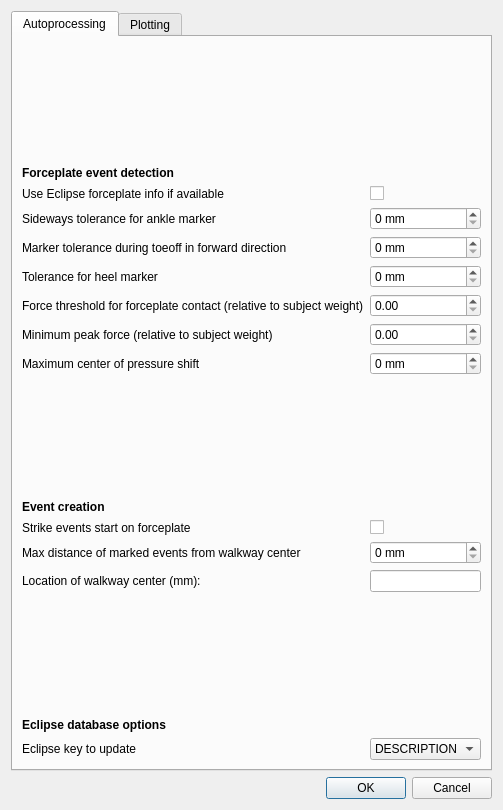
NCH-Motion-Laboratory/gaitutils, file nexus_scripts/autoproc_dialog.ui: the form before one commit.
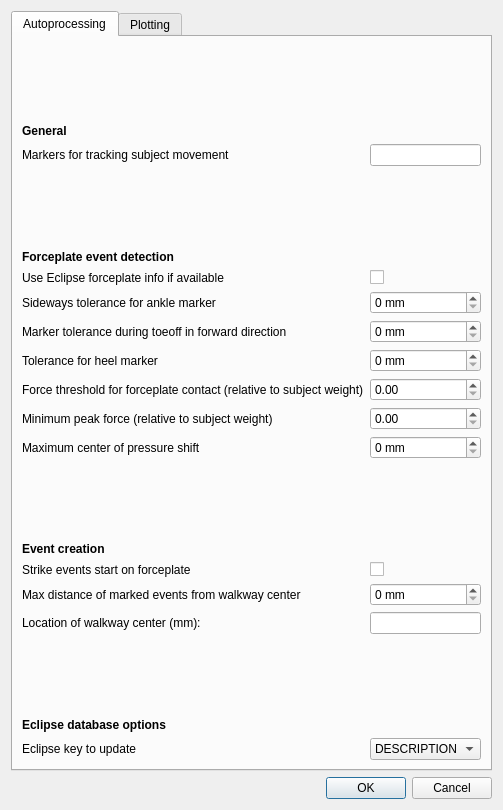
The form after the commit.

Commit message: check inputs

Diff of the .ui file:
```diff
--- a/nexus_scripts/autoproc_dialog.ui
+++ b/nexus_scripts/autoproc_dialog.ui
@@ -36,7 +36,33 @@
       <layout class="QVBoxLayout" name="verticalLayout">
        <item>
         <layout class="QFormLayout" name="formLayout">
+         <item row="0" column="0">
+          <spacer name="verticalSpacer">
+           <property name="orientation">
+            <enum>Qt::Vertical</enum>
+           </property>
+           <property name="sizeHint" stdset="0">
+            <size>
+             <width>20</width>
+             <height>20</height>
+            </size>
+           </property>
+          </spacer>
+         </item>
          <item row="1" column="0">
+          <widget class="QLabel" name="label_13">
+           <property name="font">
+            <font>
+             <weight>75</weight>
+             <bold>true</bold>
+            </font>
+           </property>
+           <property name="text">
+            <string>General</string>
+           </property>
+          </widget>
+         </item>
+         <item row="4" column="0">
           <widget class="QLabel" name="label_3">
            <property name="font">
             <font>
@@ -49,84 +75,110 @@
            </property>
           </widget>
          </item>
-         <item row="2" column="0">
+         <item row="5" column="0">
           <widget class="QLabel" name="label_14">
            <property name="text">
             <string>Use Eclipse forceplate info if available</string>
            </property>
           </widget>
          </item>
-         <item row="2" column="1">
+         <item row="5" column="1">
           <widget class="QCheckBox" name="cfg_use_eclipse_fp_info">
            <property name="text">
             <string/>
            </property>
           </widget>
          </item>
-         <item row="3" column="0">
+         <item row="6" column="0">
           <widget class="QLabel" name="label">
            <property name="text">
             <string>Sideways tolerance for ankle marker</string>
            </property>
           </widget>
          </item>
-         <item row="3" column="1">
+         <item row="6" column="1">
           <widget class="QSpinBox" name="cfg_ankle_sideways_tol">
            <property name="suffix">
             <string> mm</string>
            </property>
           </widget>
          </item>
-         <item row="4" column="0">
+         <item row="7" column="0">
           <widget class="QLabel" name="label_7">
            <property name="text">
             <string>Marker tolerance during toeoff in forward direction</string>
            </property>
           </widget>
          </item>
-         <item row="4" column="1">
+         <item row="7" column="1">
           <widget class="QSpinBox" name="cfg_toeoff_marker_tol">
            <property name="suffix">
             <string> mm</string>
            </property>
           </widget>
          </item>
-         <item row="5" column="0">
+         <item row="8" column="0">
           <widget class="QLabel" name="label_9">
            <property name="text">
             <string>Tolerance for heel marker</string>
            </property>
           </widget>
          </item>
-         <item row="5" column="1">
+         <item row="8" column="1">
           <widget class="QSpinBox" name="cfg_heel_strike_tol">
            <property name="suffix">
             <string> mm</string>
            </property>
           </widget>
          </item>
-         <item row="6" column="0">
+         <item row="9" column="0">
           <widget class="QLabel" name="label_4">
            <property name="text">
             <string>Force threshold for forceplate contact (relative to subject weight)</string>
            </property>
           </widget>
          </item>
-         <item row="7" column="0">
+         <item row="9" column="1">
+          <widget class="QDoubleSpinBox" name="cfg_forceplate_contact_threshold">
+           <property name="suffix">
+            <string> </string>
+           </property>
+           <property name="maximum">
+            <double>1.000000000000000</double>
+           </property>
+           <property name="singleStep">
+            <double>0.010000000000000</double>
+           </property>
+          </widget>
+         </item>
+         <item row="10" column="0">
           <widget class="QLabel" name="label_5">
            <property name="text">
             <string>Minimum peak force (relative to subject weight)</string>
            </property>
           </widget>
          </item>
-         <item row="8" column="0">
+         <item row="10" column="1">
+          <widget class="QDoubleSpinBox" name="cfg_forceplate_min_weight">
+           <property name="suffix">
+            <string> </string>
+           </property>
+           <property name="maximum">
+            <double>1.000000000000000</double>
+           </property>
+           <property name="singleStep">
+            <double>0.010000000000000</double>
+           </property>
+          </widget>
+         </item>
+         <item row="11" column="0">
           <widget class="QLabel" name="label_8">
            <property name="text">
             <string>Maximum center of pressure shift</string>
            </property>
           </widget>
          </item>
-         <item row="8" column="1">
+         <item row="11" column="1">
           <widget class="QSpinBox" name="cfg_cop_shift_max">
            <property name="suffix">
             <string> mm</string>
@@ -136,7 +188,20 @@
            </property>
           </widget>
          </item>
-         <item row="10" column="0">
+         <item row="12" column="0">
+          <spacer name="verticalSpacer_2">
+           <property name="orientation">
+            <enum>Qt::Vertical</enum>
+           </property>
+           <property name="sizeHint" stdset="0">
+            <size>
+             <width>20</width>
+             <height>20</height>
+            </size>
+           </property>
+          </spacer>
+         </item>
+         <item row="13" column="0">
           <widget class="QLabel" name="label_10">
            <property name="font">
             <font>
@@ -149,28 +214,28 @@
            </property>
           </widget>
          </item>
-         <item row="11" column="0">
+         <item row="14" column="0">
           <widget class="QLabel" name="label_6">
            <property name="text">
             <string>Strike events start on forceplate</string>
            </property>
           </widget>
          </item>
-         <item row="11" column="1">
+         <item row="14" column="1">
           <widget class="QCheckBox" name="cfg_start_on_forceplate">
            <property name="text">
             <string/>
            </property>
           </widget>
          </item>
-         <item row="12" column="0">
+         <item row="15" column="0">
           <widget class="QLabel" name="label_2">
            <property name="text">
             <string>Max distance of marked events from walkway center</string>
            </property>
           </widget>
          </item>
-         <item row="12" column="1">
+         <item row="15" column="1">
           <widget class="QSpinBox" name="cfg_automark_max_dist">
            <property name="suffix">
             <string> mm</string>
@@ -180,17 +245,30 @@
            </property>
           </widget>
          </item>
-         <item row="13" column="0">
+         <item row="16" column="0">
           <widget class="QLabel" name="label_18">
            <property name="text">
             <string>Location of walkway center (mm):</string>
            </property>
           </widget>
          </item>
-         <item row="13" column="1">
+         <item row="16" column="1">
           <widget class="QLineEdit" name="cfg_walkway_ctr"/>
          </item>
-         <item row="15" column="0">
+         <item row="17" column="0">
+          <spacer name="verticalSpacer_3">
+           <property name="orientation">
+            <enum>Qt::Vertical</enum>
+           </property>
+           <property name="sizeHint" stdset="0">
+            <size>
+             <width>20</width>
+             <height>20</height>
+            </size>
+           </property>
+          </spacer>
+         </item>
+         <item row="18" column="0">
           <widget class="QLabel" name="label_11">
            <property name="font">
             <font>
@@ -203,14 +281,14 @@
            </property>
           </widget>
          </item>
-         <item row="16" column="0">
+         <item row="19" column="0">
           <widget class="QLabel" name="label_12">
            <property name="text">
             <string>Eclipse key to update</string>
            </property>
           </widget>
          </item>
-         <item row="16" column="1">
+         <item row="19" column="1">
           <widget class="QComboBox" name="cfg_eclipse_write_key">
            <item>
             <property name="text">
@@ -229,60 +307,18 @@
            </item>
           </widget>
          </item>
-         <item row="6" column="1">
-          <widget class="QDoubleSpinBox" name="cfg_forceplate_contact_threshold">
-           <property name="suffix">
-            <string> </string>
-           </property>
-           <property name="maximum">
-            <double>1.000000000000000</double>
-           </property>
-           <property name="singleStep">
-            <double>0.010000000000000</double>
-           </property>
-          </widget>
+         <item row="2" column="1">
+          <widget class="QLineEdit" name="cfg_track_markers"/>
          </item>
-         <item row="7" column="1">
-          <widget class="QDoubleSpinBox" name="cfg_forceplate_min_weight">
-           <property name="suffix">
-            <string> </string>
+         <item row="2" column="0">
+          <widget class="QLabel" name="label_15">
+           <property name="text">
+            <string>Markers for tracking subject movement</string>
            </property>
-           <property name="maximum">
-            <double>1.000000000000000</double>
-           </property>
-           <property name="singleStep">
-            <double>0.010000000000000</double>
-           </property>
           </widget>
          </item>
-         <item row="0" column="0">
-          <spacer name="verticalSpacer">
-           <property name="orientation">
-            <enum>Qt::Vertical</enum>
-           </property>
-           <property name="sizeHint" stdset="0">
-            <size>
-             <width>20</width>
-             <height>20</height>
-            </size>
-           </property>
-          </spacer>
-         </item>
-         <item row="9" column="0">
-          <spacer name="verticalSpacer_2">
-           <property name="orientation">
-            <enum>Qt::Vertical</enum>
-           </property>
-           <property name="sizeHint" stdset="0">
-            <size>
-             <width>20</width>
-             <height>20</height>
-            </size>
-           </property>
-          </spacer>
-         </item>
-         <item row="14" column="0">
-          <spacer name="verticalSpacer_3">
+         <item row="3" column="0">
+          <spacer name="verticalSpacer_4">
            <property name="orientation">
             <enum>Qt::Vertical</enum>
            </property>
```
The commit also changes 2 other files.
